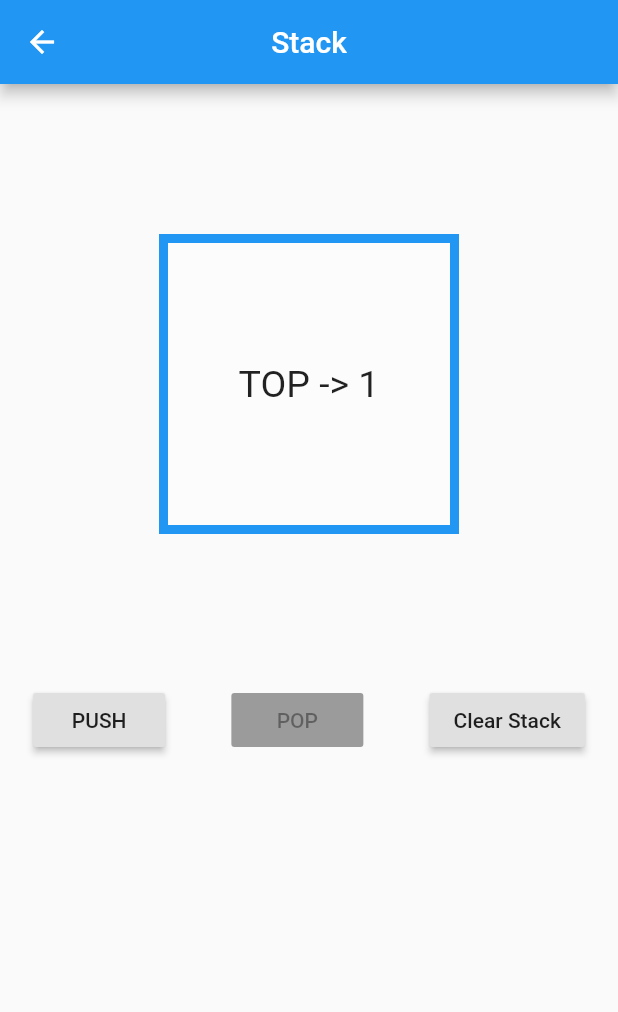
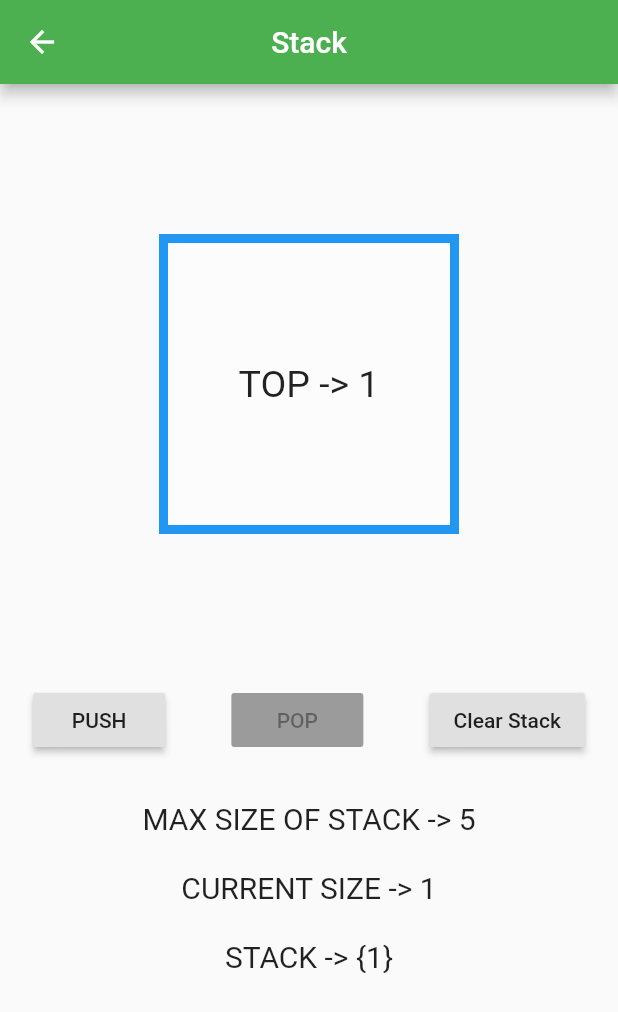
Before and after one commit to parthsarthibissa/data_structures, a Flutter app: the WorkingScreen screen opened by its route, after a tap on "PUSH", on a phone screen of 412 x 824 dp. Shown: the top 1012 px of the screen. Run offline on Flutter 3.47's test engine with Material 2 defaults, Android fonts, the phone set to English and light mode, and no system bars.

Commit message:
Stack And Swatch  Complete

```diff
--- a/lib/main.dart
+++ b/lib/main.dart
@@ -6,6 +6,9 @@ import 'package:flutter/material.dart';
 
 void main() => runApp(MaterialApp(
       home: HomePage(),
+      theme: ThemeData(
+        primarySwatch: Colors.green,
+      ),
       routes: {
         '/home': (_) => HomePage(),
         '/stack': (_) => StackScreen(),
--- a/lib/screens/stack/working.dart
+++ b/lib/screens/stack/working.dart
@@ -110,6 +110,20 @@ class _WorkingScreenState extends State<WorkingScreen> {
                   )
                 ],
               ),
+              SizedBox(
+                height: 30,
+              ),
+              Column(
+                crossAxisAlignment: CrossAxisAlignment.center,
+                children: [
+                  Text('MAX SIZE OF STACK -> 5\n',style: TextStyle(fontSize: 20),),
+                  Text('CURRENT SIZE -> ' + s.length.toString() + '\n',style: TextStyle(fontSize: 20),),
+                  Text(
+                    'STACK -> ' + s.toString(),
+                    style: TextStyle(fontSize: 20),
+                  )
+                ],
+              )
             ],
           ),
         ));
```
